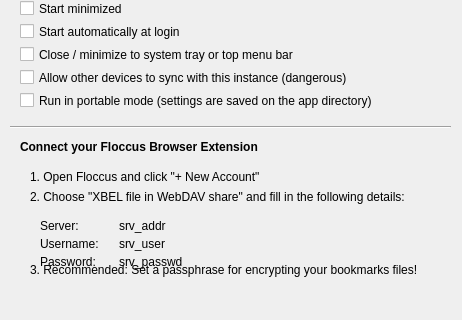
The window that LoFloccus/lofloccus.ui (TCB13/LoFloccus) describes before a commit, drawn with Qt 5; both pictures show x 0 to 462 and y 141 to 461 of the 462 by 461 pixel window.
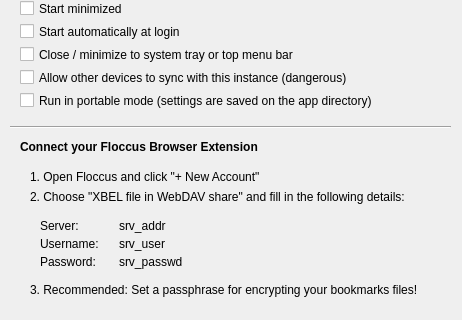
The same window after the commit. Icons and pictures are not drawn.

Commit message: Adjust connect instructions layout

```diff
--- a/LoFloccus/lofloccus.ui
+++ b/LoFloccus/lofloccus.ui
@@ -463,7 +463,7 @@
     <property name="geometry">
      <rect>
       <x>30</x>
-      <y>400</y>
+      <y>420</y>
       <width>411</width>
       <height>21</height>
      </rect>
```
